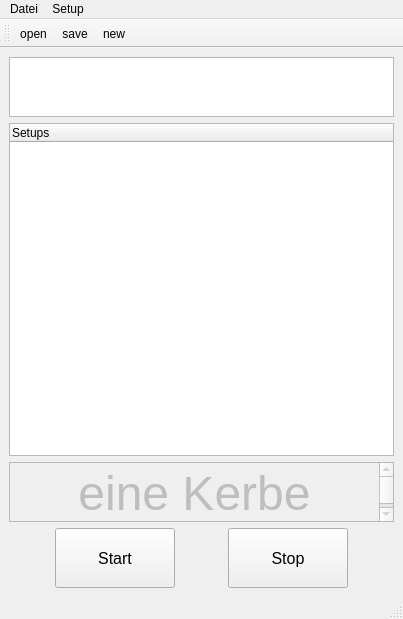
The window that QT_MainWindow_PlotterWizard.ui (hidbefra/PlotterWizard) describes before a commit, drawn with Qt 5.
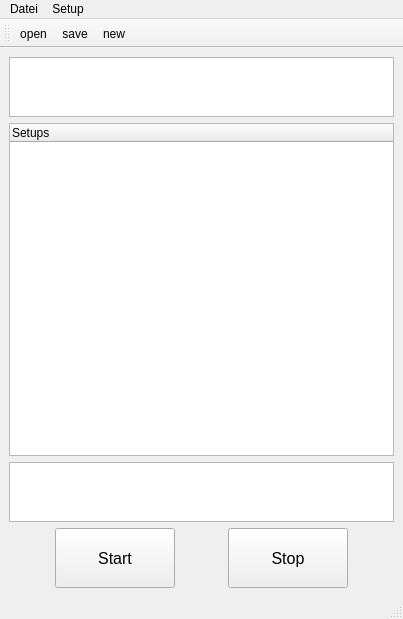
The same window after the commit. Icons and pictures are not drawn.

Patch:
```diff
--- a/QT_MainWindow_PlotterWizard.ui
+++ b/QT_MainWindow_PlotterWizard.ui
@@ -92,7 +92,7 @@
     <item>
      <widget class="QTextEdit" name="textEdit_Statu_Meldung">
       <property name="enabled">
-       <bool>false</bool>
+       <bool>true</bool>
       </property>
       <property name="maximumSize">
        <size>
@@ -102,15 +102,15 @@
       </property>
       <property name="font">
        <font>
-        <pointsize>14</pointsize>
+        <pointsize>11</pointsize>
        </font>
       </property>
       <property name="html">
        <string>&lt;!DOCTYPE HTML PUBLIC &quot;-//W3C//DTD HTML 4.0//EN&quot; &quot;http://www.w3.org/TR/REC-html40/strict.dtd&quot;&gt;
 &lt;html&gt;&lt;head&gt;&lt;meta name=&quot;qrichtext&quot; content=&quot;1&quot; /&gt;&lt;style type=&quot;text/css&quot;&gt;
 p, li { white-space: pre-wrap; }
-&lt;/style&gt;&lt;/head&gt;&lt;body style=&quot; font-family:'MS Shell Dlg 2'; font-size:14pt; font-weight:400; font-style:normal;&quot;&gt;
-&lt;p align=&quot;center&quot; style=&quot; margin-top:0px; margin-bottom:0px; margin-left:0px; margin-right:0px; -qt-block-indent:0; text-indent:0px;&quot;&gt;&lt;span style=&quot; font-size:36pt;&quot;&gt;eine Kerbe einlegen&lt;/span&gt;&lt;/p&gt;&lt;/body&gt;&lt;/html&gt;</string>
+&lt;/style&gt;&lt;/head&gt;&lt;body style=&quot; font-family:'MS Shell Dlg 2'; font-size:11pt; font-weight:400; font-style:normal;&quot;&gt;
+&lt;p style=&quot;-qt-paragraph-type:empty; margin-top:0px; margin-bottom:0px; margin-left:0px; margin-right:0px; -qt-block-indent:0; text-indent:0px;&quot;&gt;&lt;br /&gt;&lt;/p&gt;&lt;/body&gt;&lt;/html&gt;</string>
       </property>
      </widget>
     </item>
```
